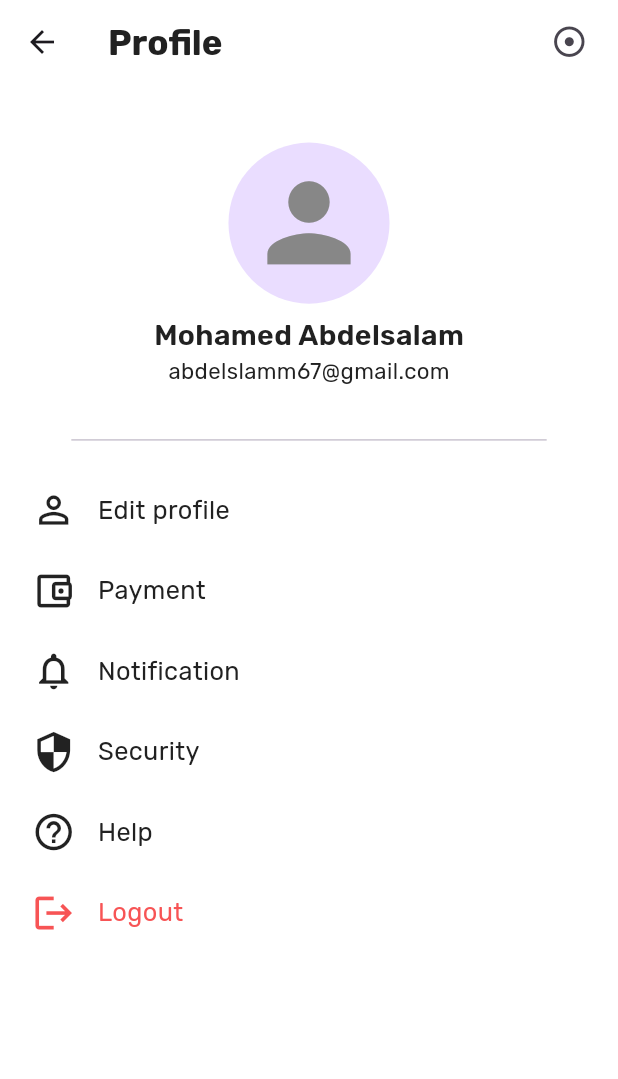
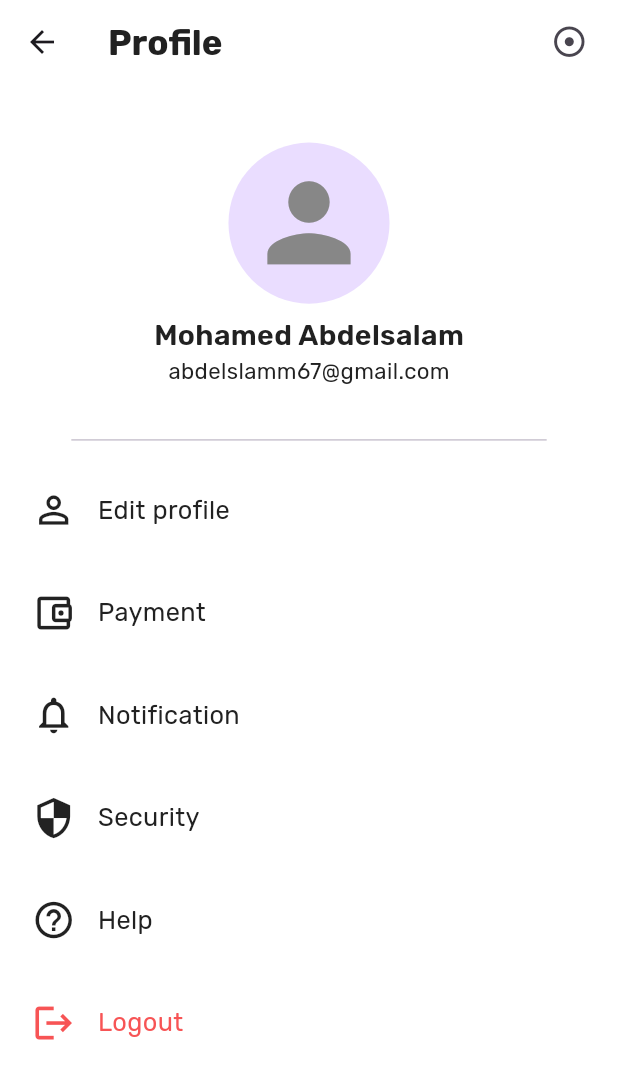
Before and after one commit to Mohamed-Abdelsalamm/Graduation_Project_Parking_project, a Flutter app: the screen it shows after launch, on a phone screen of 412 x 824 dp. Shown: the top 1079 px of the screen. Run offline on Flutter 3.47's test engine with Material 3 defaults, Android fonts, the light colour scheme and no system bars; our stand-ins replace cached_network_image, dio, flutter_screenutil, flutter_spinkit, flutter_svg, go_router and 1 more.

Commit message:
Add Profile View

```diff
--- a/lib/featuers/profile/presentation/view/profile_view.dart
+++ b/lib/featuers/profile/presentation/view/profile_view.dart
@@ -37,6 +37,7 @@ class ProfileView extends StatelessWidget {
       ),
       body: SizedBox(
         width: MediaQuery.sizeOf(context).width,
+        child: SingleChildScrollView(
           child: Padding(
             padding: EdgeInsets.symmetric(horizontal: 20.0.w),
             child: Column(
@@ -52,6 +53,7 @@ class ProfileView extends StatelessWidget {
             ]),
           ),
         ),
+      ),
     );
   }
 }
--- a/lib/featuers/profile/presentation/view/widgets/profile_view_body.dart
+++ b/lib/featuers/profile/presentation/view/widgets/profile_view_body.dart
@@ -8,6 +8,8 @@ class ProfileViewBody extends StatelessWidget {
   const ProfileViewBody({
     super.key,
   });
+
+    final double space = 40;
 
   @override
   Widget build(BuildContext context) {
@@ -28,7 +30,7 @@ class ProfileViewBody extends StatelessWidget {
               ]),
         ),
         SizedBox(
-          height: 25.h,
+          height: space.h,
         ),
         GestureDetector(
           child: Row(
@@ -45,7 +47,7 @@ class ProfileViewBody extends StatelessWidget {
               ]),
         ),
         SizedBox(
-          height: 25.h,
+          height: space.h,
         ),
         GestureDetector(
           child: Row(
@@ -62,7 +64,7 @@ class ProfileViewBody extends StatelessWidget {
               ]),
         ),
         SizedBox(
-          height: 25.h,
+          height: space.h,
         ),
         GestureDetector(
           child: Row(
@@ -79,7 +81,7 @@ class ProfileViewBody extends StatelessWidget {
               ]),
         ),
         SizedBox(
-          height: 25.h,
+          height: space.h,
         ),
         GestureDetector(
           child: Row(
@@ -96,7 +98,7 @@ class ProfileViewBody extends StatelessWidget {
               ]),
         ),
         SizedBox(
-          height: 25.h,
+          height: space.h,
         ),
         GestureDetector(
           child: Row(
```
Lines whose indentation alone changed are shown as unchanged.
